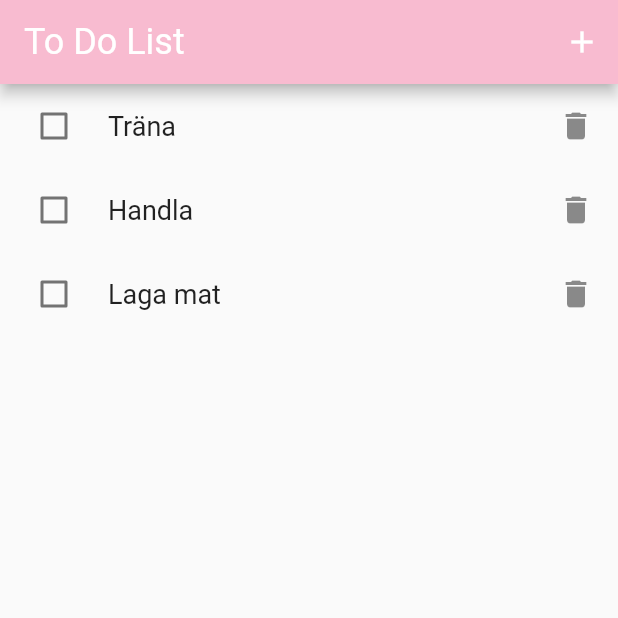
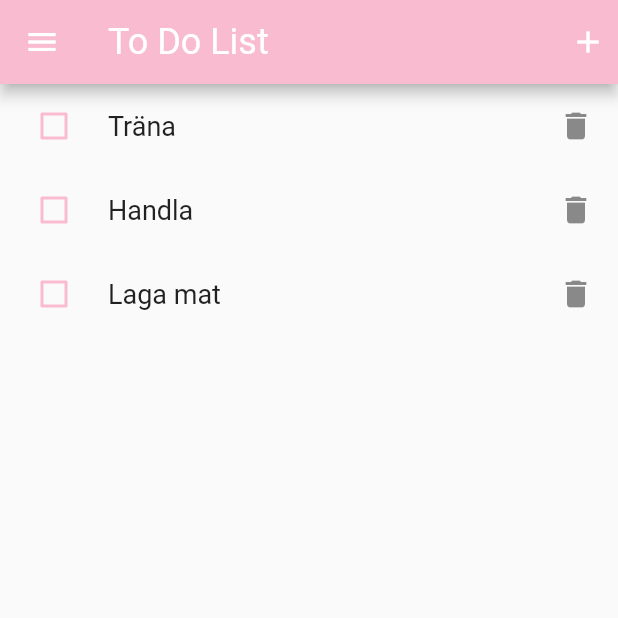
Before and after one commit to gu-tig169-ht21/gusfasag, a Flutter app: the screen it shows after launch, on a phone screen of 412 x 824 dp, the top half of it. Run offline on Flutter 3.47's test engine with Material 2 defaults, Android fonts, the phone set to English and light mode, and no system bars; Roboto replaces fonts that are missing (helvetica).

Commit message:
changes after review

```diff
--- a/lib/main.dart
+++ b/lib/main.dart
@@ -7,7 +7,6 @@ void main() {
 class CheckBoxState {
   final String title;
   bool value;
-
   CheckBoxState({
     required this.title,
     this.value = false,
@@ -18,26 +17,30 @@ class MyApp extends StatelessWidget {
   const MyApp({Key? key}) : super(key: key);
   @override
   Widget build(BuildContext context) {
-    return const MaterialApp(
-      home: HomePage(),
+    return MaterialApp(
+      theme: ThemeData(
+        brightness: Brightness.light,
+        primaryColor: Colors.white,
+        fontFamily: 'Helvetica',
+        unselectedWidgetColor: Colors.pink[100],
+      ),
+      home: const HomePage(),
     );
   }
 }
 
 class HomePage extends StatefulWidget {
   const HomePage({Key? key}) : super(key: key);
-
   @override
   _HomePageState createState() => _HomePageState();
 }
 
 class _HomePageState extends State<HomePage> {
-  final notifications = [
+  final toDos = [
     CheckBoxState(title: 'Träna'),
     CheckBoxState(title: 'Handla'),
     CheckBoxState(title: 'Laga mat'),
   ];
-
   @override
   Widget build(BuildContext context) {
     return Scaffold(
@@ -45,9 +48,19 @@ class _HomePageState extends State<HomePage> {
         title: const Text('To Do List'),
         titleTextStyle: const TextStyle(fontSize: 24, fontFamily: 'helvetica'),
         backgroundColor: Colors.pink[100],
+        leading: GestureDetector(
+          onTap: () {
+            Navigator.push(
+              context,
+              MaterialPageRoute(builder: (context) => const HomePage()),
+            );
+          },
+          child: const Icon(Icons.menu),
+        ),
         actions: [
           IconButton(
             icon: const Icon(Icons.add),
+            alignment: Alignment.centerRight,
             onPressed: () {
               Navigator.push(context,
                   MaterialPageRoute(builder: (context) => const SecondView()));
@@ -57,7 +70,7 @@ class _HomePageState extends State<HomePage> {
       ),
       body: ListView(
         children: [
-          ...notifications.map(buildSingleCheckbox).toList(),
+          ...toDos.map(buildSingleCheckbox).toList(),
         ],
       ),
     );
@@ -78,7 +91,6 @@ class _HomePageState extends State<HomePage> {
 
 class SecondView extends StatelessWidget {
   const SecondView({Key? key}) : super(key: key);
-
   @override
   Widget build(BuildContext context) {
     return Scaffold(
@@ -119,7 +131,7 @@ class SecondView extends StatelessWidget {
       children: [
         OutlinedButton(
           onPressed: () {},
-          child: const Icon(Icons.add, color: Colors.pink),
+          child: const Icon(Icons.add, color: Colors.black54),
         )
       ],
     );
```
